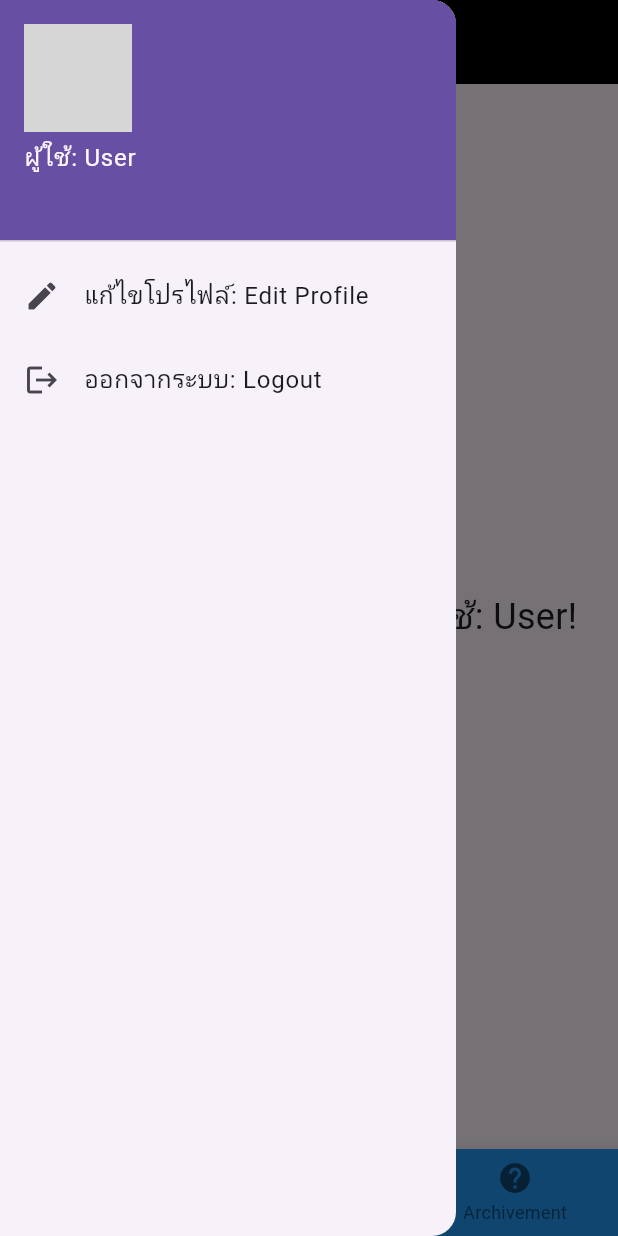
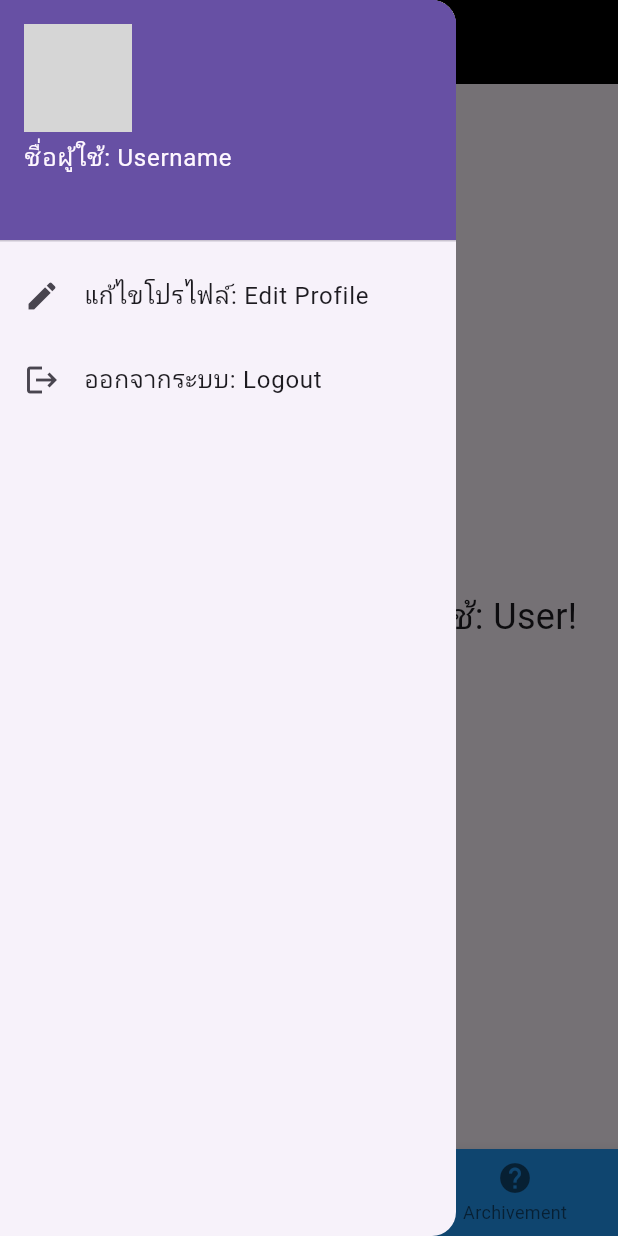
Before and after one commit to Tinz2/codecraft2.0, a Flutter app: the screen it shows once a user with an empty profile is signed in, with the side drawer open, on a phone screen of 412 x 824 dp. Run offline on Flutter 3.47's test engine with Material 3 defaults, Android fonts, the phone set to English and light mode, and no system bars; our stand-ins replace firebase_auth, firebase_core, firebase_database, firebase_storage, image_picker; accounts and stored records are empty; grey boxes are pictures that could not be loaded.

Commit message:
แก้ตรงหน้า homepage
ให้แสดงชื่อ username

```diff
--- a/lib/home_page.dart
+++ b/lib/home_page.dart
@@ -111,9 +111,9 @@ class _HomePageState extends State<HomePage> {
           children: [
             UserAccountsDrawerHeader(
               accountName: Text(
-                _userData?['prefix'] != null
-                    ? '${_userData!['username']}'
-                    : 'ผู้ใช้: User',
+                _userData?['username'] != null
+                    ? _userData!['username']
+                    : 'ชื่อผู้ใช้: Username',
               ),
               accountEmail: Text(_auth.currentUser?.email ?? 'อีเมล: Email'),
               currentAccountPicture: CircleAvatar(
```
